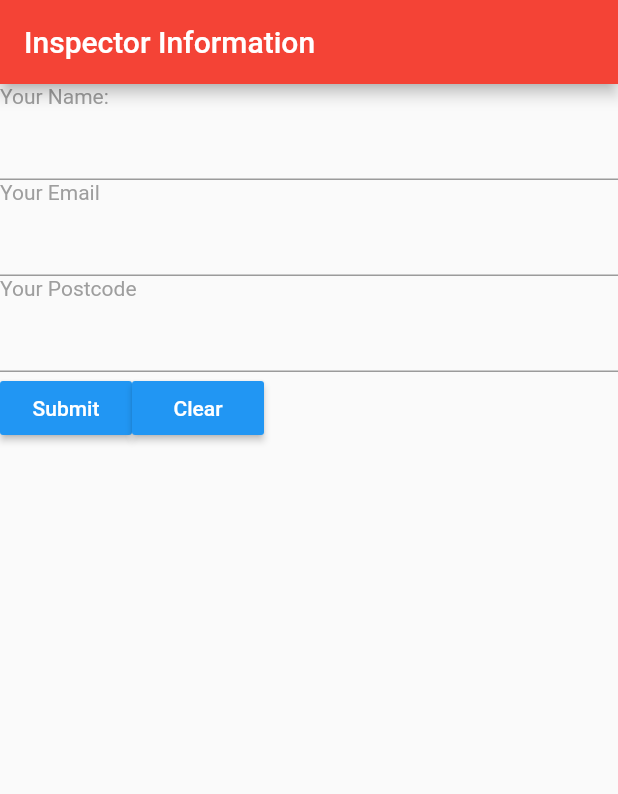
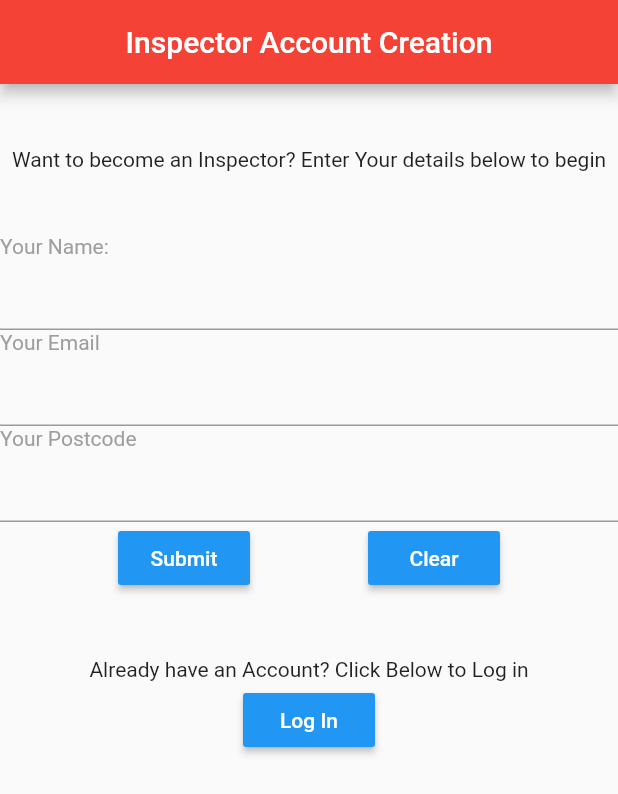
Before and after one commit to KenKhor/Hackathon2019, a Flutter app: the InspectorForm screen opened directly, on a phone screen of 412 x 824 dp. Shown: the top 794 px of the screen. Run offline on Flutter 3.47's test engine with Material 2 defaults, Android fonts, the phone set to English and light mode, and no system bars; our stand-ins replace google_maps_flutter.

Commit message:
account creation

```diff
--- a/hackthon_2019/lib/main.dart
+++ b/hackthon_2019/lib/main.dart
@@ -93,6 +93,7 @@ class _MyHomePageState extends State<MyHomePage> {
       child: Column(
         children: [
           Row(
+            mainAxisAlignment: MainAxisAlignment.spaceEvenly,
             children: [
               Text(
                 'What are you here for?',
@@ -123,7 +124,12 @@ class _MyHomePageState extends State<MyHomePage> {
                       MaterialPageRoute(builder: (context) => SecondRoute()),
                     );
                   },
-                  child: new Text("Inspector account"),
+                  child: Text("Inspector Account",
+                    style: TextStyle(
+                    fontWeight: FontWeight.bold,
+                    fontSize: 15,
+                    )
+                  ),
                 ),
 
                 new RaisedButton(
@@ -131,9 +137,17 @@ class _MyHomePageState extends State<MyHomePage> {
                   textColor: Colors.white,
                   color: Colors.red,
                   onPressed: _reset,
-                  child: new Text("Inspector Search"),
+                  child: new Text("Inspector Search",
+                      style: TextStyle(
+                        fontWeight: FontWeight.bold,
+                        fontSize: 15,
+                      )
+                  ),
                 ),
               ]
+          ),
+          new Container(
+            height: 20,
           ),
           Row(
             children: <Widget>[
@@ -257,10 +271,22 @@ class _InspectorFormState extends State<InspectorForm> {
     //currentContext = context;
     return Scaffold(
       appBar: AppBar(
-        title: Text('Inspector Information'),
+        title: Text('Inspector Account Creation'),
+        centerTitle: true,
       ),
       body: ListView(
         children: <Widget>[
+          new Container(
+            height: 40,
+          ),
+          new Container(
+            height: 20,
+            alignment: Alignment(0.0, 0.0),
+            child: Text("Want to become an Inspector? Enter Your details below to begin")
+          ),
+          new Container(
+            height: 40,
+          ),
           Text(
             'Your Name:',
             style: TextStyle(
@@ -288,7 +314,9 @@ class _InspectorFormState extends State<InspectorForm> {
           TextField(
             controller: postcodeController,
           ),
+
           Row(
+            mainAxisAlignment: MainAxisAlignment.spaceEvenly,
             children: [
               new RaisedButton(
                 padding: const EdgeInsets.all(4.0),
@@ -303,6 +331,26 @@ class _InspectorFormState extends State<InspectorForm> {
                 color: Colors.blue,
                 onPressed: empty,
                 child: new Text("Clear"),
+              ),
+            ],
+          ),
+          new Container(
+              height: 40,
+          ),
+          new Container(
+            height: 20,
+              alignment: Alignment(0.0, 0.0),
+              child: Text("Already have an Account? Click Below to Log in")
+          ),
+          Row(
+            mainAxisAlignment: MainAxisAlignment.spaceEvenly,
+            children: [
+              new RaisedButton(
+                padding: const EdgeInsets.all(4.0),
+                textColor: Colors.white,
+                color: Colors.blue,
+                onPressed: submit,
+                child: new Text("Log In"),
               ),
             ],
           ),
```
